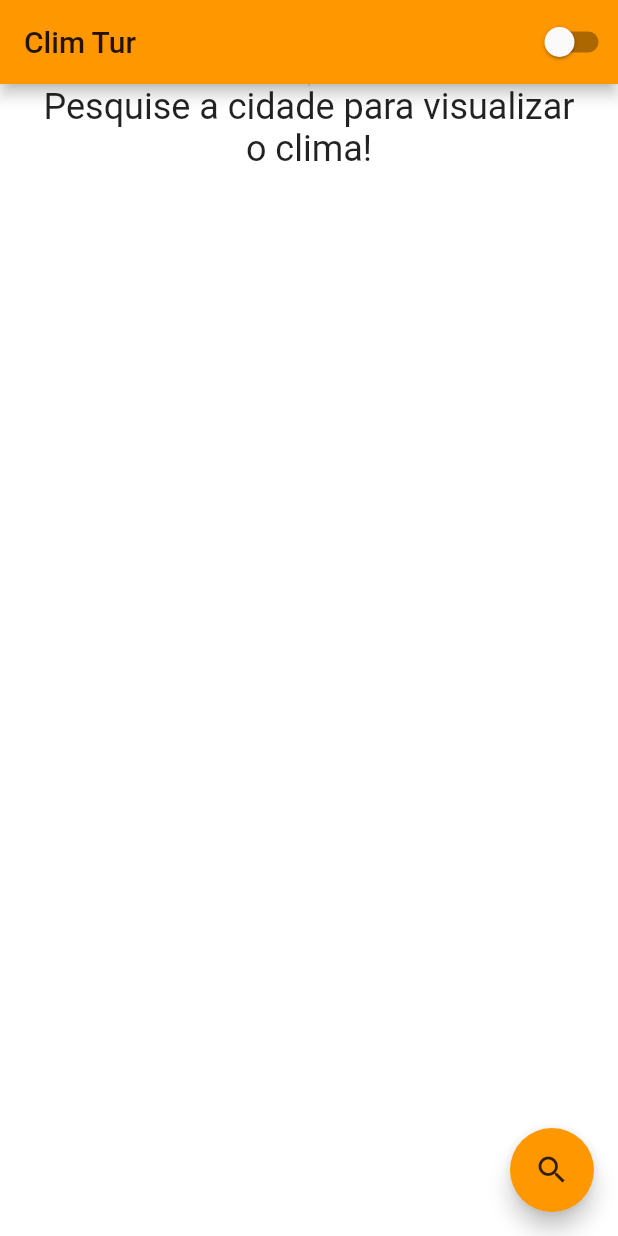
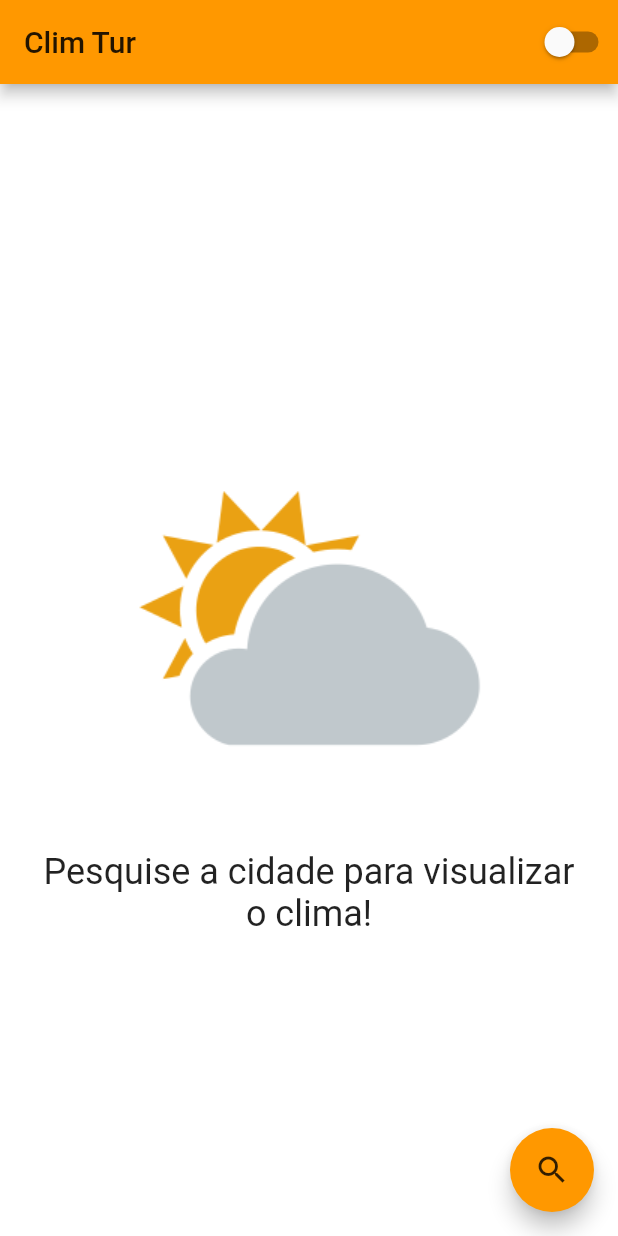
Before and after one commit to Sthaynny/clim_tur, a Flutter app: the screen it shows after launch, on a phone screen of 412 x 824 dp. Run offline on Flutter 3.47's test engine with Material 2 defaults, Android fonts, the phone set to English and light mode, and no system bars; our stand-ins replace bloc, dartz, dio, flutter_bloc, get_it, shared_preferences.

Commit message:
fix: update readme

```diff
--- a/lib/app/feature/home/presentation/home_screen.dart
+++ b/lib/app/feature/home/presentation/home_screen.dart
@@ -66,10 +66,11 @@ class _HomeScreenState extends State<HomeScreen> with BottomSheetMixin {
             child: Padding(
               padding: EdgeInsets.symmetric(horizontal: 20.w),
               child: Column(
+                mainAxisAlignment: MainAxisAlignment.center,
                 children: [
                   Image.asset(
                     'assets/logo.png',
-                    scale: 150.w,
+                    width: 300.w,
                   ),
                   const Text(
                     'Pesquise a cidade para visualizar o clima!',
```
Also changed, not shown: 1 other file.
